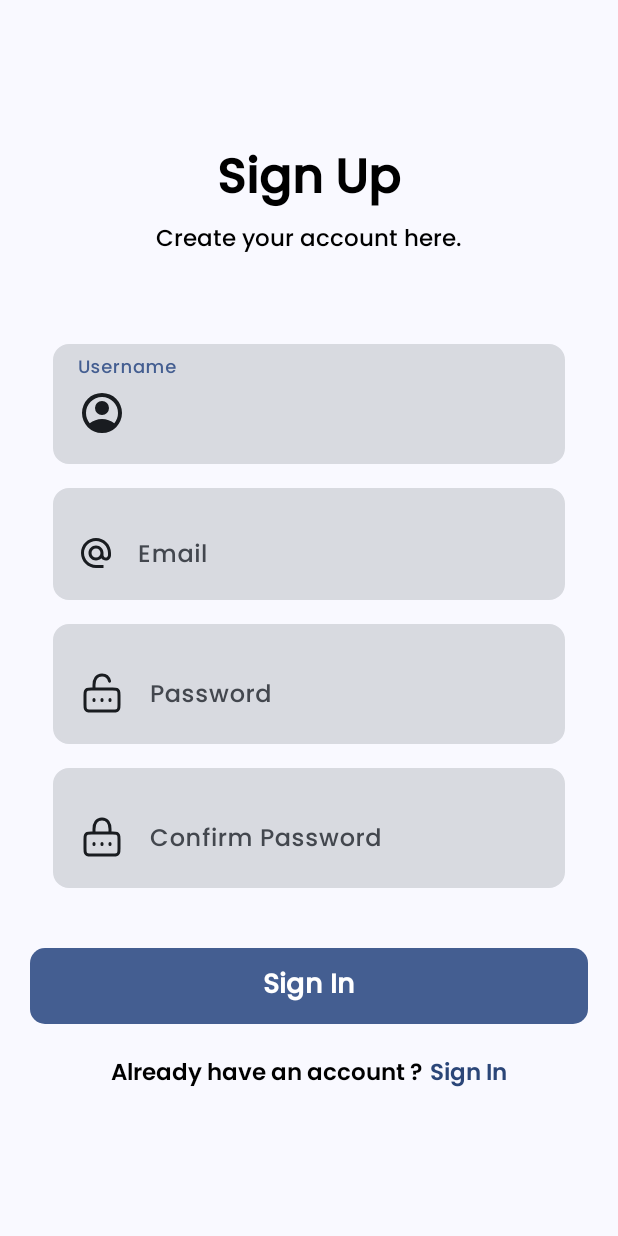
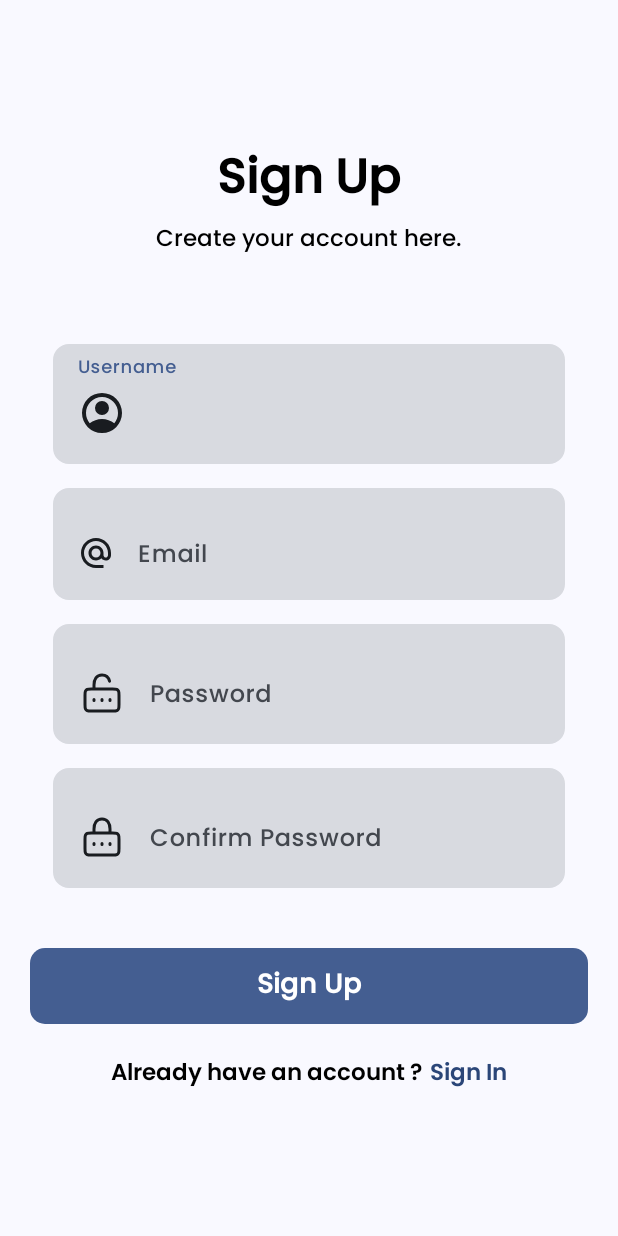
Before and after one commit to Zierch/StudyConnect, an Android app: the SignUpActivity screen opened directly, with no data from a screen before it, on a phone screen of 412 x 824 dp. Run offline under Robolectric (Android 15) with nearby library versions, the phone set to English and light mode, and no system bars; our stand-ins replace Dagger/Hilt's generated code; 4 statements that could not run were skipped.

```diff
--- a/app/src/main/java/com/example/studyconnect/ui/auth/SignUpActivity.java
+++ b/app/src/main/java/com/example/studyconnect/ui/auth/SignUpActivity.java
@@ -1,7 +1,6 @@
 package com.example.studyconnect.ui.auth;
 
 import android.content.DialogInterface;
-import android.content.Intent;
 import android.os.Bundle;
 import android.os.Handler;
 import android.view.View;
@@ -14,11 +13,8 @@ import androidx.appcompat.app.AppCompatActivity;
 import androidx.lifecycle.ViewModelProvider;
 
 import com.example.studyconnect.databinding.ActivitySignUpBinding;
-import com.example.studyconnect.ui.home.Drawer;
 import com.example.studyconnect.utils.Helper;
 import com.example.studyconnect.utils.SharedPreferencesManager;
-
-import java.util.concurrent.TimeUnit;
 
 import javax.inject.Inject;
 
@@ -50,7 +46,7 @@ public class SignUpActivity extends AppCompatActivity {
 
         viewModel.getIsSuccess().observe(this, isSuccess -> {
             if (isSuccess) {
-                Helper.startFlagedActivity(Drawer.class, this);
+                Helper.startFlagedActivity(SignInActivity.class, this);
                 finish();
             }
         });
--- /dev/null
+++ b/app/src/main/res/drawable/background_nav.xml
@@ -0,0 +1,5 @@
+<?xml version="1.0" encoding="utf-8"?>
+<shape xmlns:android="http://schemas.android.com/apk/res/android">
+    <solid android:color="@color/md_theme_inversePrimary_mediumContrast" />
+    <corners android:radius="8dp" />
+</shape>
--- a/app/src/main/res/layout/activity_sign_up.xml
+++ b/app/src/main/res/layout/activity_sign_up.xml
@@ -24,7 +24,7 @@
                 android:layout_height="wrap_content"
                 android:text="@string/txt_sign_up"
                 android:textColor="@color/black"
-                android:textSize="32dp"
+                android:textSize="32sp"
                 android:textStyle="bold" />
 
             <TextView
@@ -32,7 +32,7 @@
                 android:layout_height="wrap_content"
                 android:text="Create your account here."
                 android:textColor="@color/black"
-                android:textSize="15dp" />
+                android:textSize="15sp" />
 
             <com.google.android.material.textfield.TextInputLayout
                 android:id="@+id/til_signup_username"
@@ -139,8 +139,8 @@
             android:layout_below="@id/linear1"
             android:layout_marginTop="40dp"
             android:background="@drawable/button"
-            android:text="@string/txt_sign_in"
-            android:textSize="18dp"
+            android:text="@string/txt_sign_up"
+            android:textSize="18sp"
             android:textStyle="bold" />
 
         <LinearLayout
@@ -157,7 +157,7 @@
                 android:layout_height="wrap_content"
                 android:text="Already have an account ?"
                 android:textColor="@color/black"
-                android:textSize="15dp" />
+                android:textSize="15sp" />
 
             <TextView
                 android:id="@+id/tvSign"
@@ -167,7 +167,7 @@
                 android:layout_marginLeft="5dp"
                 android:text="@string/txt_sign_in"
                 android:textColor="@color/md_theme_onPrimaryFixedVariant"
-                android:textSize="15dp" />
+                android:textSize="15sp" />
         </LinearLayout>
     </RelativeLayout>
 
```
Also changed, not shown: app/src/main/java/com/example/studyconnect/ui/adapter/TugasAdapter.java (+7 -6 lines), app/src/main/java/com/example/studyconnect/ui/auth/AuthViewModel.java (+5 -10 lines), app/src/main/java/com/example/studyconnect/ui/class_ui/ClassFragment.java (+8 -0 lines), app/src/main/java/com/example/studyconnect/ui/class_ui/assignment/ClassAssignmentFragment.java (+8 -5 lines), app/src/main/java/com/example/studyconnect/ui/home/Drawer.java (+50 -8 lines), app/src/main/java/com/example/studyconnect/ui/home/HomeViewModel.java (+0 -8 lines).
